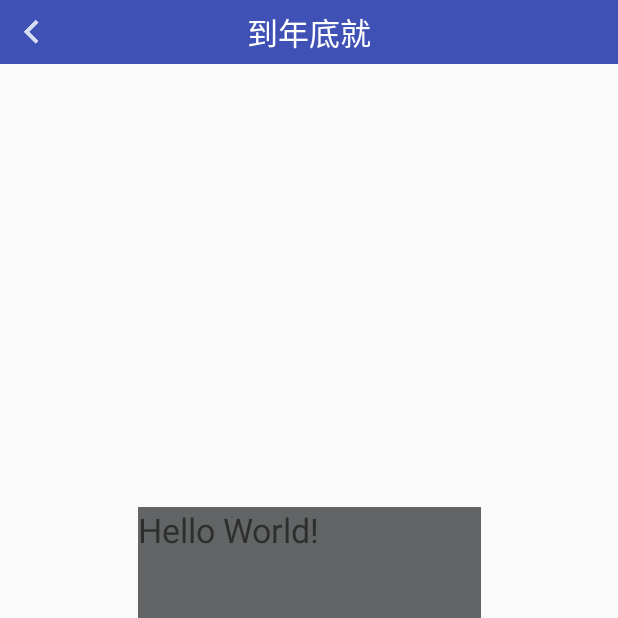
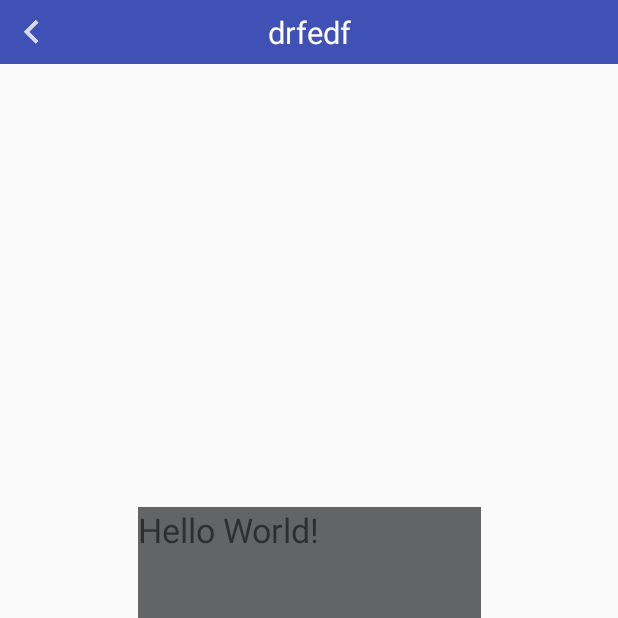
Before and after one commit to While1true/Demo22, an Android app: the screen it shows after launch (MainActivity), on a phone screen of 412 x 824 dp, the top half of it. Run offline under Robolectric (Android 15) with nearby library versions, the phone set to English and light mode, and no system bars.

Commit message:
settitle改为手动调用

```diff
--- a/app/src/main/java/com/kxjsj/doctorassistant/MainActivity.java
+++ b/app/src/main/java/com/kxjsj/doctorassistant/MainActivity.java
@@ -15,11 +15,8 @@ public class MainActivity extends BaseTitleActivity {
 
     @Override
     protected void initView() {
+        setTitle("drfedf");
 
     }
 
-    @Override
-    protected CharSequence setTitle() {
-        return "到年底就";
-    }
 }
--- a/app/src/main/java/com/kxjsj/doctorassistant/Rx/Component/BaseTitleActivity.java
+++ b/app/src/main/java/com/kxjsj/doctorassistant/Rx/Component/BaseTitleActivity.java
@@ -31,7 +31,6 @@ public abstract class BaseTitleActivity extends AppCompatActivity {
         toolbar = findViewById(R.id.toolbar);
         toolbar.setTitle("");
         tv_title = findViewById(R.id.title);
-        tv_title.setText(setTitle());
         iv_menu = findViewById(R.id.menu);
         setSupportActionBar(toolbar);
         toolbar.setNavigationOnClickListener(new View.OnClickListener() {
@@ -57,7 +56,9 @@ public abstract class BaseTitleActivity extends AppCompatActivity {
      *
      * @return
      */
-    protected abstract CharSequence setTitle();
+    public void setTitle(CharSequence title){
+        tv_title.setText(title);
+    }
 
     /**
      * 右上角菜单
--- a/app/src/main/java/com/kxjsj/doctorassistant/Rx/Component/BaseTitleFragment.java
+++ b/app/src/main/java/com/kxjsj/doctorassistant/Rx/Component/BaseTitleFragment.java
@@ -41,7 +41,6 @@ public abstract class BaseTitleFragment extends Fragment {
         toolbar=view.findViewById(R.id.toolbar);
         toolbar.setTitle("");
         tv_title = view.findViewById(R.id.title);
-        tv_title.setText(setTitle());
         iv_menu = view.findViewById(R.id.menu);
         toolbar.setNavigationOnClickListener(new View.OnClickListener() {
             @Override
@@ -57,7 +56,9 @@ public abstract class BaseTitleFragment extends Fragment {
      * 设置标题
      * @return
      */
-    protected abstract CharSequence setTitle();
+    public void setTitle(CharSequence title){
+        tv_title.setText(title);
+    }
 
     /**
      * 返回按钮
```
